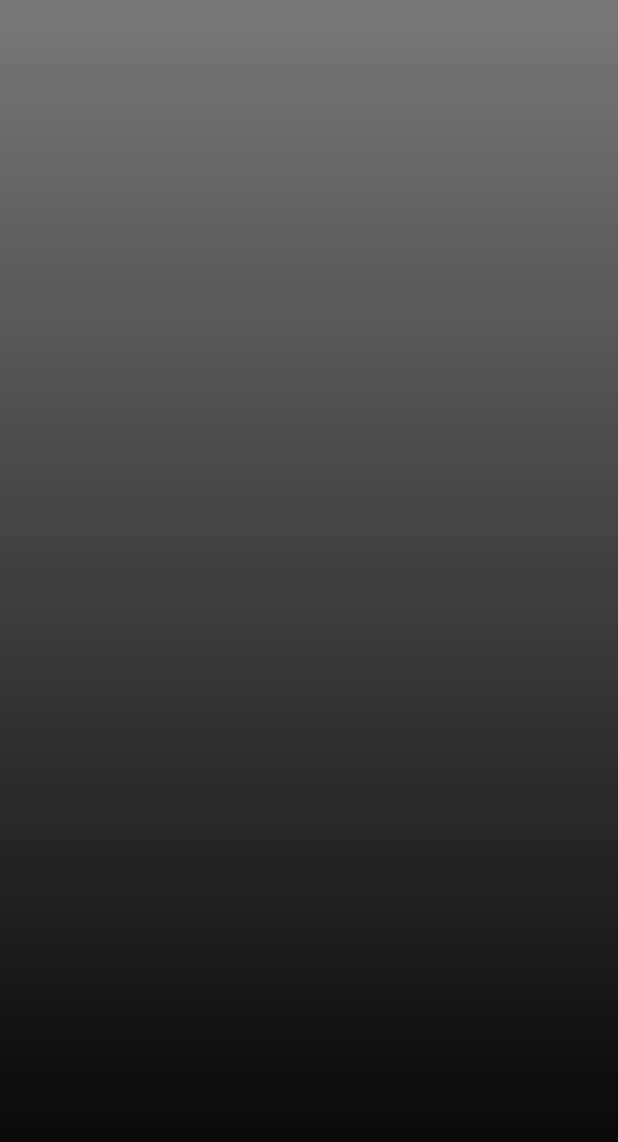
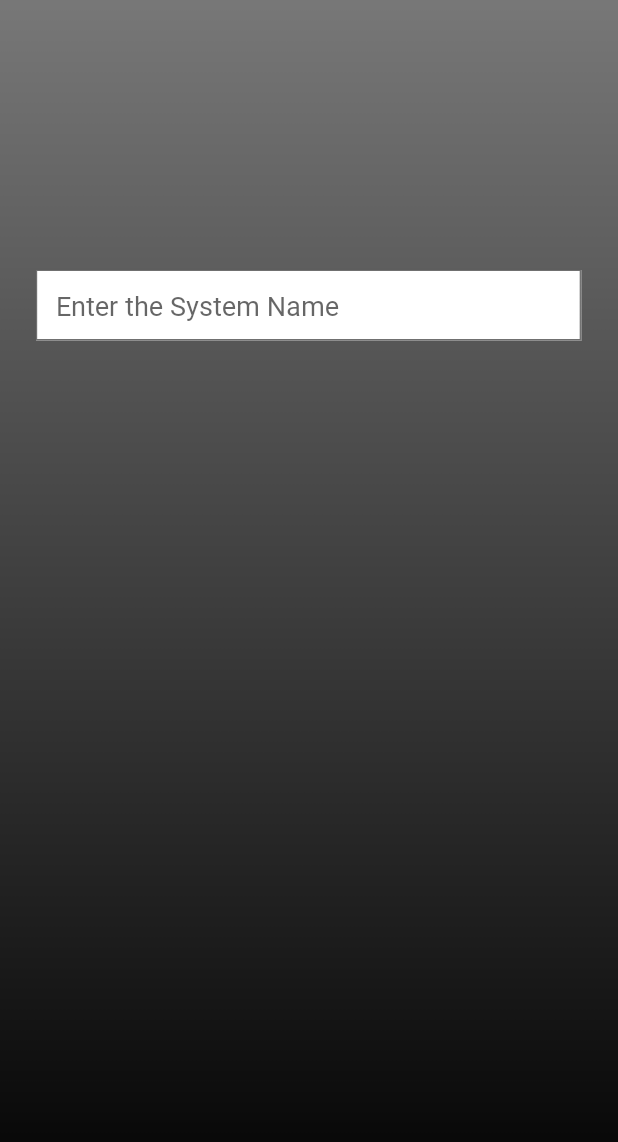
Before and after one commit to Bast-Security/Android-App, an Android app: the layout activity_create_system.xml on its own in the app's theme, with its tools: preview values and no code run, on a phone screen of 412 x 824 dp. Shown: the top 1142 px of the screen. Run offline under Robolectric (Android 15) with nearby library versions, the phone set to English and light mode, and no system bars.

Commit message:
fixed button constraints

```diff
--- a/app/src/main/res/layout/activity_create_system.xml
+++ b/app/src/main/res/layout/activity_create_system.xml
@@ -5,4 +5,23 @@
     android:layout_width="match_parent"
     android:layout_height="match_parent"
     android:background="@drawable/background"
-    tools:context=".CreateSystem"/>
+    tools:context=".CreateSystem">
+
+    <EditText
+        android:id="@+id/editText"
+        android:layout_width="0dp"
+        android:layout_height="wrap_content"
+        android:layout_marginStart="24dp"
+        android:layout_marginTop="180dp"
+        android:layout_marginEnd="24dp"
+
+        android:background="@drawable/namefield"
+        android:fontFamily="@font/segoeregular"
+        android:hint="\tEnter the System Name"
+        android:inputType="textPersonName"
+        android:selectAllOnFocus="true"
+        app:layout_constraintEnd_toEndOf="parent"
+        app:layout_constraintHorizontal_bias="0.0"
+        app:layout_constraintStart_toStartOf="parent"
+        app:layout_constraintTop_toTopOf="parent" />
+</androidx.constraintlayout.widget.ConstraintLayout>
--- a/app/src/main/res/layout/activity_sign_up.xml
+++ b/app/src/main/res/layout/activity_sign_up.xml
@@ -10,7 +10,7 @@
     android:paddingTop="@dimen/activity_vertical_margin"
     android:paddingRight="@dimen/activity_horizontal_margin"
     android:paddingBottom="@dimen/activity_vertical_margin"
-    tools:context=".ui.login.SignUpActivity">
+    tools:context=".HomeScreen">
 
     <TextView
         android:id="@+id/textView4"
@@ -101,14 +101,14 @@
         android:id="@+id/button"
         android:layout_width="wrap_content"
         android:layout_height="wrap_content"
+        android:layout_marginTop="64dp"
+        android:background="@drawable/smallbutton"
+        android:fontFamily="@font/segoesemibold"
         android:text="Create a System"
-        android:fontFamily="@font/segoesemibold"
-        android:background="@drawable/smallbutton"
         android:textColor="@color/white"
         app:layout_constraintEnd_toEndOf="parent"
-        app:layout_constraintHorizontal_bias="0.5"
         app:layout_constraintStart_toStartOf="parent"
-        tools:layout_editor_absoluteY="536dp" />
+        app:layout_constraintTop_toBottomOf="@+id/username" />
 
     <Button
         android:id="@+id/button2"
```
